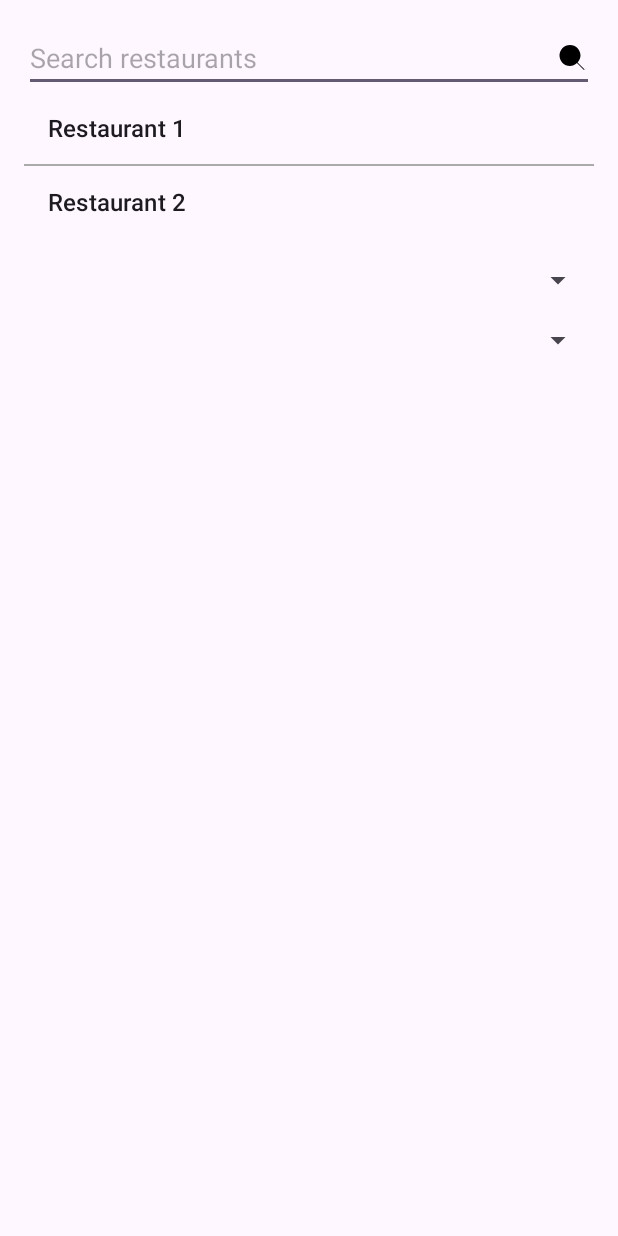
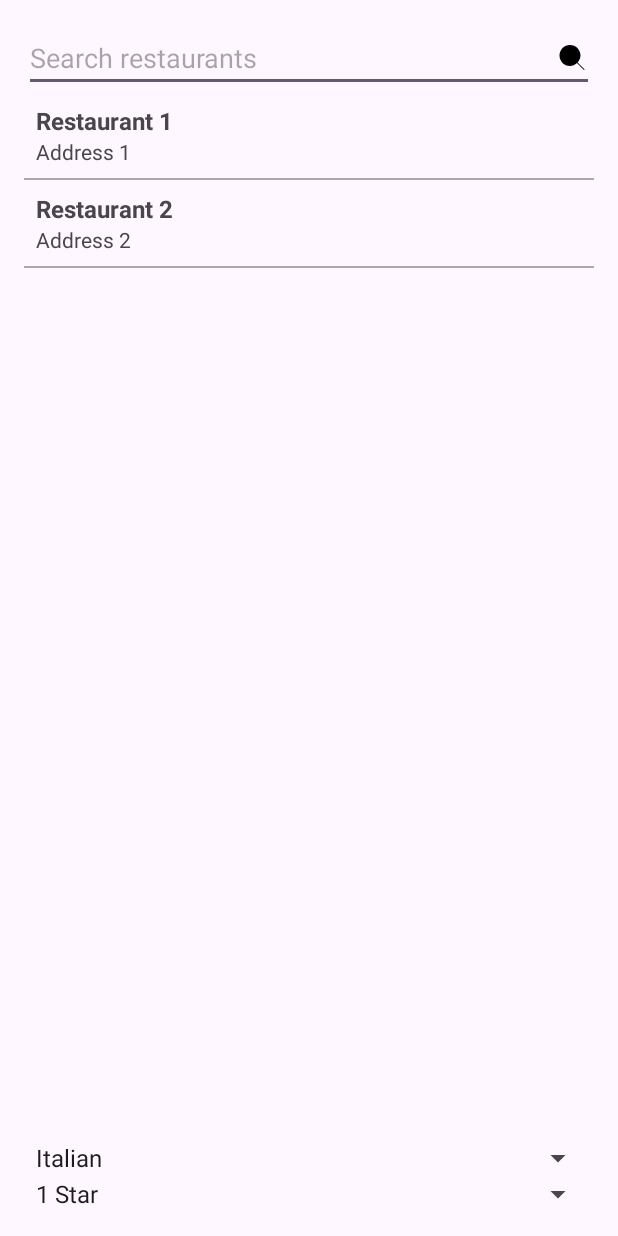
Before and after one commit to VirtAltoKohi/COMP3074_Group27_Assignment1, an Android app: the screen it shows after launch (SearchAndFilterActivity), on a phone screen of 412 x 824 dp. Run offline under Robolectric (Android 15) with nearby library versions, the phone set to English and light mode, and no system bars.

Commit message:
Functional Prototype

```diff
--- a/app/src/main/java/ca/georgebrown/comp3074/groupproject/SearchAndFilterActivity.java
+++ b/app/src/main/java/ca/georgebrown/comp3074/groupproject/SearchAndFilterActivity.java
@@ -1,20 +1,27 @@
 package ca.georgebrown.comp3074.groupproject;
 
 import android.app.Activity;
+import android.content.Context;
 import android.os.Bundle;
 import android.text.Editable;
 import android.text.TextWatcher;
+import android.view.LayoutInflater;
+import android.view.View;
+import android.view.ViewGroup;
 import android.widget.ArrayAdapter;
 import android.widget.EditText;
 import android.widget.ListView;
+import android.widget.TextView;
 
 import java.util.ArrayList;
+import java.util.List;
+import java.util.Locale;
 
 public class SearchAndFilterActivity extends Activity {
     private EditText searchField;
     private ListView listView;
-    private ArrayAdapter<String> adapter; // This is a simple adapter for example purposes
-    private ArrayList<String> listItems; // This should be a list of your restaurant names
+    private RestaurantAdapter adapter;
+    private List<Restaurant> restaurants; // This should be your complete list of restaurants
 
     @Override
     protected void onCreate(Bundle savedInstanceState) {
@@ -24,14 +31,9 @@ public class SearchAndFilterActivity extends Activity {
         searchField = findViewById(R.id.search_field);
         listView = findViewById(R.id.list_view_restaurants);
 
-        // Initialize your list with restaurant names
-        listItems = new ArrayList<>();
-        // Populate listItems with your restaurant data
-        listItems.add("Restaurant 1");
-        listItems.add("Restaurant 2");
-        // Add more restaurant names as needed
+        initializeRestaurantList();
 
-        adapter = new ArrayAdapter<>(this, android.R.layout.simple_list_item_1, listItems);
+        adapter = new RestaurantAdapter(this, R.layout.restaurant_item, restaurants);
         listView.setAdapter(adapter);
 
         searchField.addTextChangedListener(new TextWatcher() {
@@ -41,16 +43,110 @@ public class SearchAndFilterActivity extends Activity {
 
             @Override
             public void onTextChanged(CharSequence s, int start, int before, int count) {
-                // You want to filter the list as per the user's input
-                SearchAndFilterActivity.this.adapter.getFilter().filter(s);
+                adapter.filter(s.toString());
             }
 
             @Override
             public void afterTextChanged(Editable s) {
             }
         });
+    }
 
-        // Setup filters similar to the search functionality
-        // Set onItemSelectedListeners on Spinners, etc.
+    private void initializeRestaurantList() {
+        restaurants = new ArrayList<>();
+        restaurants.add(new Restaurant("Restaurant 1", "Address 1", "Phone 1", "Description 1", new ArrayList<String>(), 4.5f));
+        restaurants.add(new Restaurant("Restaurant 2", "Address 2", "Phone 2", "Description 2", new ArrayList<String>(), 3.0f));
     }
 }
+
+class RestaurantAdapter extends ArrayAdapter<Restaurant> {
+    private List<Restaurant> originalList;
+    private List<Restaurant> filteredList;
+    private Context context;
+
+    public RestaurantAdapter(Context context, int resource, List<Restaurant> restaurants) {
+        super(context, resource, restaurants);
+        this.originalList = new ArrayList<>(restaurants);
+        this.filteredList = new ArrayList<>(restaurants);
+        this.context = context;
+    }
+
+    @Override
+    public int getCount() {
+        return filteredList.size();
+    }
+
+    @Override
+    public Restaurant getItem(int position) {
+        return filteredList.get(position);
+    }
+
+    @Override
+    public View getView(int position, View convertView, ViewGroup parent) {
+        ViewHolder holder;
+        if (convertView == null) {
+            convertView = LayoutInflater.from(context).inflate(R.layout.restaurant_item, parent, false);
+            holder = new ViewHolder();
+            holder.nameTextView = convertView.findViewById(R.id.restaurant_name);
+            holder.addressTextView = convertView.findViewById(R.id.restaurant_address);
+            convertView.setTag(holder);
+        } else {
+            holder = (ViewHolder) convertView.getTag();
+        }
+
+        // Get the restaurant item for this position
+        Restaurant restaurant = getItem(position);
+        holder.nameTextView.setText(restaurant.getName());
+        holder.addressTextView.setText(restaurant.getAddress());
+
+        return convertView;
+    }
+
+    // Filter Class
+    public void filter(String charText) {
+        charText = charText.toLowerCase(Locale.getDefault());
+        filteredList.clear();
+        if (charText.length() == 0) {
+            filteredList.addAll(originalList);
+        } else {
+            for (Restaurant restaurant : originalList) {
+                if (restaurant.getName().toLowerCase(Locale.getDefault()).contains(charText)) {
+                    filteredList.add(restaurant);
+                }
+            }
+        }
+        notifyDataSetChanged();
+    }
+
+    // View holder to hold views for fast access during scrolling
+    private static class ViewHolder {
+        TextView nameTextView;
+        TextView addressTextView;
+    }
+}
+
+class Restaurant {
+    private String name;
+    private String address;
+    private String phone;
+    private String description;
+    private List<String> tags;
+    private float rating;
+
+    public Restaurant(String name, String address, String phone, String description, List<String> tags, float rating) {
+        this.name = name;
+        this.address = address;
+        this.phone = phone;
+        this.description = description;
+        this.tags = tags;
+        this.rating = rating;
+    }
+
+    // Add getters for all properties
+    public String getName() { return name; }
+    public String getAddress() { return address; }
+    public String getPhone() { return phone; }
+    public String getDescription() { return description; }
+    public List<String> getTags() { return tags; }
+    public float getRating() { return rating; }
+}
--- a/app/src/main/res/layout/activity_search_and_filter.xml
+++ b/app/src/main/res/layout/activity_search_and_filter.xml
@@ -10,33 +10,42 @@
         android:layout_height="wrap_content"
         android:hint="Search restaurants"
         android:inputType="text"
-        android:drawableEnd="@drawable/ic_search" />
+        android:drawableEnd="@drawable/ic_search"
+        android:drawablePadding="10dp" />
 
     <ListView
         android:id="@+id/list_view_restaurants"
         android:layout_width="match_parent"
-        android:layout_height="wrap_content"
+        android:layout_height="0dp"
         android:layout_below="@id/search_field"
+        android:layout_above="@+id/footer"
         android:divider="@android:color/darker_gray"
         android:dividerHeight="1dp" />
 
-    <!-- Add your filters here. For example, a spinner for cuisine type -->
+    <!-- Footer layout that holds filter options -->
+    <LinearLayout
+        android:id="@+id/footer"
+        android:layout_width="match_parent"
+        android:layout_height="wrap_content"
+        android:orientation="vertical"
+        android:paddingTop="16dp"
+        android:layout_alignParentBottom="true">
+
+        <!-- Spinner for cuisine type filter -->
         <Spinner
             android:id="@+id/spinner_cuisine"
             android:layout_width="match_parent"
             android:layout_height="wrap_content"
-        android:layout_below="@id/list_view_restaurants"
-        android:layout_marginTop="16dp" />
+            android:entries="@array/cuisine_array" />
 
-    <!-- Add other filters like rating, price range, etc. -->
-    <!-- Example spinner for rating -->
+        <!-- Spinner for rating filter -->
         <Spinner
             android:id="@+id/spinner_rating"
             android:layout_width="match_parent"
             android:layout_height="wrap_content"
-        android:layout_below="@id/spinner_cuisine"
-        android:layout_marginTop="16dp" />
+            android:entries="@array/rating_array" />
 
-    <!-- Add more filter UI elements as needed -->
+        <!-- More spinners or other filter UI elements can be added here -->
+    </LinearLayout>
 
 </RelativeLayout>
--- /dev/null
+++ b/app/src/main/res/layout/restaurant_item.xml
@@ -0,0 +1,21 @@
+<?xml version="1.0" encoding="utf-8"?>
+<LinearLayout xmlns:android="http://schemas.android.com/apk/res/android"
+    android:layout_width="match_parent"
+    android:layout_height="wrap_content"
+    android:orientation="vertical"
+    android:padding="8dp">
+
+    <TextView
+        android:id="@+id/restaurant_name"
+        android:layout_width="match_parent"
+        android:layout_height="wrap_content"
+        android:textSize="16sp"
+        android:textStyle="bold"/>
+
+    <TextView
+        android:id="@+id/restaurant_address"
+        android:layout_width="match_parent"
+        android:layout_height="wrap_content"/>
+
+
+</LinearLayout>
--- /dev/null
+++ b/app/src/main/res/values/arrays.xml
@@ -0,0 +1,17 @@
+<?xml version="1.0" encoding="utf-8"?>
+<resources>
+    <string-array name="cuisine_array">
+        <item>Italian</item>
+        <item>Mexican</item>
+        <item>Chinese</item>
+        <!-- Add other cuisines as needed -->
+    </string-array>
+
+    <string-array name="rating_array">
+        <item>1 Star</item>
+        <item>2 Stars</item>
+        <item>3 Stars</item>
+        <item>4 Stars</item>
+        <item>5 Stars</item>
+    </string-array>
+</resources>
```
Also changed, not shown: app/src/main/java/ca/georgebrown/comp3074/groupproject/SocialSharingActivity.java (+65 -10 lines), app/src/main/res/layout/activity_social_sharing.xml (+12 -14 lines). Lines whose indentation alone changed are shown as unchanged.
